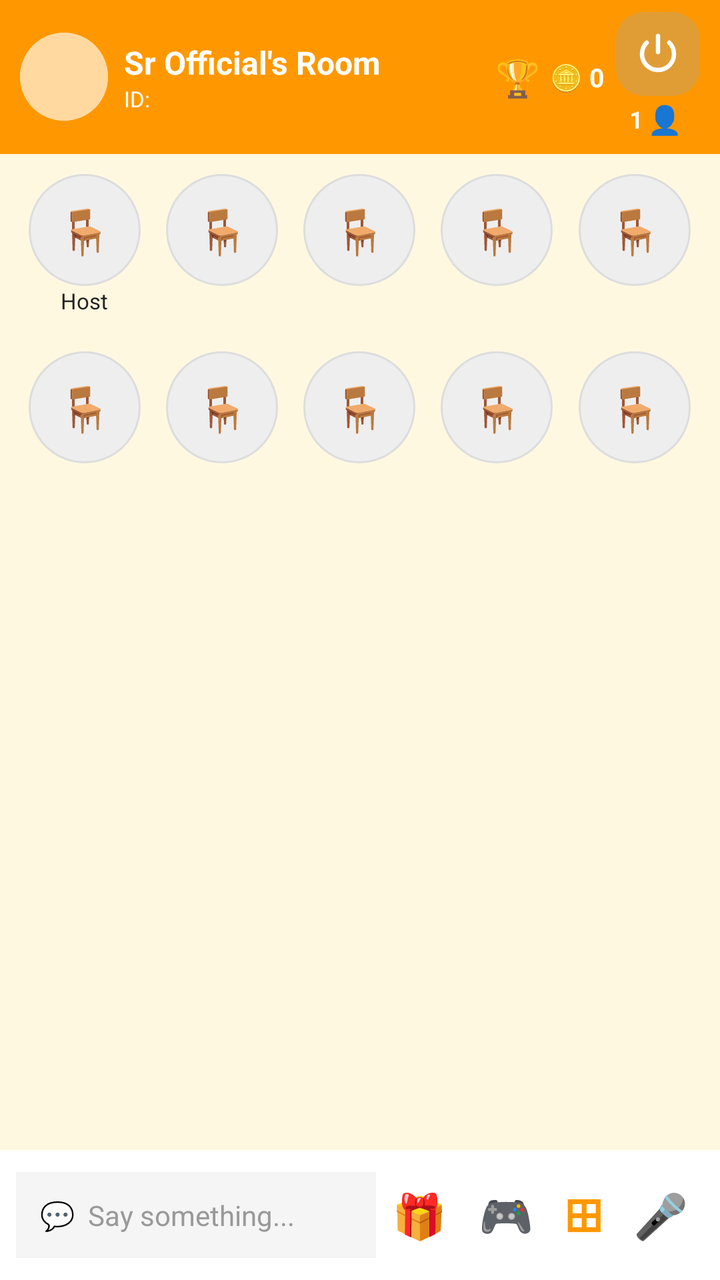
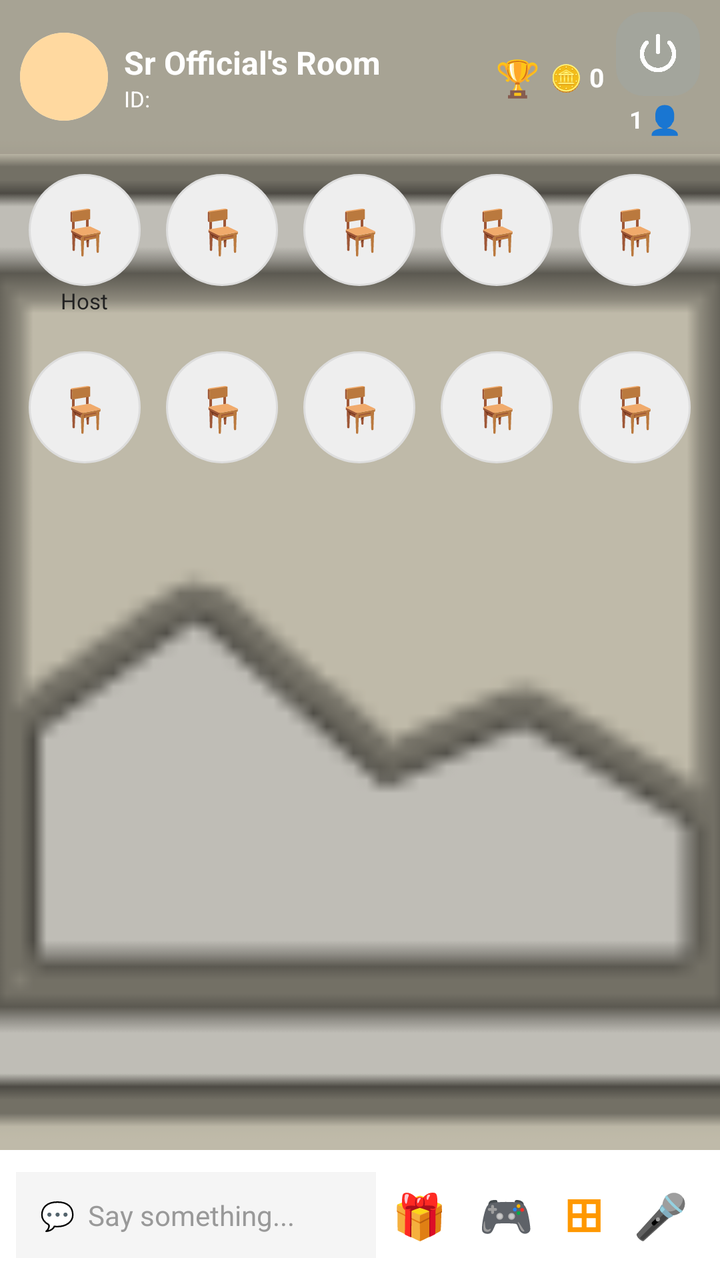

Before-and-after screenshots of an Android layout around one commit, followed by the original layout XML and the change that was made.
<!-- AndroidManifest.xml: activity theme Theme.SRVoiceChat -->
<!-- res/layout/activity_voice_room.xml -->
<?xml version="1.0" encoding="utf-8"?>
<LinearLayout xmlns:android="http://schemas.android.com/apk/res/android"
    xmlns:app="http://schemas.android.com/apk/res-auto"
    android:layout_width="match_parent"
    android:layout_height="match_parent"
    android:orientation="vertical"
    android:background="#FFF8E1">
    <LinearLayout android:layout_width="match_parent" android:layout_height="wrap_content" android:orientation="horizontal" android:gravity="center_vertical" android:background="#FF9800" android:paddingStart="10dp" android:paddingEnd="10dp" android:paddingTop="6dp" android:paddingBottom="6dp">
        <FrameLayout android:layout_width="44dp" android:layout_height="44dp">
            <androidx.cardview.widget.CardView android:layout_width="44dp" android:layout_height="44dp" app:cardCornerRadius="22dp" app:cardElevation="0dp">
                <ImageView android:id="@+id/roomHeaderProfileImg" android:layout_width="match_parent" android:layout_height="match_parent" android:scaleType="centerCrop" android:background="#FFD9A0" android:src="@mipmap/ic_launcher" />
            </androidx.cardview.widget.CardView>
            <ImageView android:id="@+id/roomHeaderHeadwearImg" android:layout_width="26dp" android:layout_height="26dp" android:layout_gravity="top|end" android:scaleType="centerCrop" android:visibility="gone" />
        </FrameLayout>
        <LinearLayout android:layout_width="0dp" android:layout_height="wrap_content" android:layout_weight="1" android:orientation="vertical" android:paddingStart="8dp">
            <TextView android:id="@+id/roomTitleText" android:layout_width="wrap_content" android:layout_height="wrap_content" android:text="Sr Official's Room" android:textColor="#FFFFFF" android:textSize="16sp" android:textStyle="bold" />
            <TextView android:id="@+id/roomInfoText" android:layout_width="wrap_content" android:layout_height="wrap_content" android:text="ID: " android:textColor="#FFFFFF" android:textSize="11sp" />
            <TextView android:id="@+id/tvRoomName" android:layout_width="wrap_content" android:layout_height="wrap_content" android:text="Voice Room" android:visibility="gone" />
            <TextView android:id="@+id/tvRoomId" android:layout_width="wrap_content" android:layout_height="wrap_content" android:text="Room ID: " android:visibility="gone" />
            <TextView android:id="@+id/tvMyIdInRoom" android:layout_width="wrap_content" android:layout_height="wrap_content" android:text="ID: " android:visibility="gone" />
        </LinearLayout>
        <TextView android:id="@+id/btnInRoomRanking" android:layout_width="wrap_content" android:layout_height="wrap_content" android:text="🏆" android:textSize="18sp" android:padding="3dp" />
        <TextView android:id="@+id/textRoomCoins" android:layout_width="wrap_content" android:layout_height="wrap_content" android:text="🪙 0" android:textColor="#FFFFFF" android:textSize="13sp" android:textStyle="bold" android:paddingStart="2dp" android:paddingEnd="6dp" />
        <LinearLayout android:layout_width="wrap_content" android:layout_height="wrap_content" android:orientation="vertical" android:gravity="center">
            <ImageButton
                android:id="@+id/btnPower"
                android:layout_width="42dp"
                android:layout_height="42dp"
                android:background="@drawable/bg_power_button"
                android:src="@drawable/ic_power_white"
                android:scaleType="centerInside"
                android:padding="9dp" />
            <LinearLayout android:layout_width="wrap_content" android:layout_height="wrap_content" android:orientation="horizontal" android:gravity="center_vertical">
                <TextView android:id="@+id/textOnlineCount" android:layout_width="wrap_content" android:layout_height="wrap_content" android:text="1" android:textColor="#FFFFFF" android:textSize="12sp" android:textStyle="bold" />
                <TextView android:id="@+id/btnOnlineList" android:layout_width="wrap_content" android:layout_height="wrap_content" android:text="👤" android:textSize="14sp" android:padding="2dp" />
            </LinearLayout>
        </LinearLayout>
    </LinearLayout>
    <TextView android:id="@+id/roomNoticeBarText" android:layout_width="match_parent" android:layout_height="wrap_content" android:visibility="gone" android:background="#FFF3CD" android:textColor="#3E2F00" android:textSize="13sp" android:padding="8dp" />
    <LinearLayout android:id="@+id/layoutOwnerTools" android:layout_width="match_parent" android:layout_height="wrap_content" android:orientation="horizontal" android:visibility="gone">
        <Button android:id="@+id/btnRoomSet" android:layout_width="0dp" android:layout_height="wrap_content" android:layout_weight="1" android:text="Room Set" />
        <Button android:id="@+id/btnRoomEdit" android:layout_width="0dp" android:layout_height="wrap_content" android:layout_weight="1" android:text="Edit Room" />
    </LinearLayout>
    <androidx.recyclerview.widget.RecyclerView android:id="@+id/rvOnline" android:layout_width="match_parent" android:layout_height="wrap_content" android:visibility="gone" />

    
    <LinearLayout android:layout_width="match_parent" android:layout_height="wrap_content" android:orientation="horizontal" android:weightSum="5" android:paddingTop="6dp" android:paddingStart="8dp" android:paddingEnd="8dp" android:paddingBottom="2dp">
        <LinearLayout android:id="@+id/seat_0" android:layout_width="0dp" android:layout_height="wrap_content" android:layout_weight="1" android:orientation="vertical" android:gravity="center" android:padding="4dp"><FrameLayout android:layout_width="56dp" android:layout_height="56dp" android:background="@drawable/circle_seat_bg"><ImageView android:id="@+id/seatImg_0" android:layout_width="match_parent" android:layout_height="match_parent" android:scaleType="centerCrop" android:visibility="gone" /><TextView android:id="@+id/seatLetter_0" android:layout_width="match_parent" android:layout_height="match_parent" android:gravity="center" android:text="🪑" android:textSize="22sp" android:textColor="#222222" /></FrameLayout><TextView android:layout_width="wrap_content" android:layout_height="wrap_content" android:text="Host" android:textSize="11sp" android:textColor="#222222" /></LinearLayout>
        <LinearLayout android:id="@+id/seat_1" android:layout_width="0dp" android:layout_height="wrap_content" android:layout_weight="1" android:orientation="vertical" android:gravity="center" android:padding="4dp"><FrameLayout android:layout_width="56dp" android:layout_height="56dp" android:background="@drawable/circle_seat_bg"><ImageView android:id="@+id/seatImg_1" android:layout_width="match_parent" android:layout_height="match_parent" android:scaleType="centerCrop" android:visibility="gone" /><TextView android:id="@+id/seatLetter_1" android:layout_width="match_parent" android:layout_height="match_parent" android:gravity="center" android:text="🪑" android:textSize="22sp" android:textColor="#222222" /></FrameLayout><TextView android:layout_width="wrap_content" android:layout_height="wrap_content" android:text="" android:textSize="11sp" android:textColor="#222222" /></LinearLayout>
        <LinearLayout android:id="@+id/seat_2" android:layout_width="0dp" android:layout_height="wrap_content" android:layout_weight="1" android:orientation="vertical" android:gravity="center" android:padding="4dp"><FrameLayout android:layout_width="56dp" android:layout_height="56dp" android:background="@drawable/circle_seat_bg"><ImageView android:id="@+id/seatImg_2" android:layout_width="match_parent" android:layout_height="match_parent" android:scaleType="centerCrop" android:visibility="gone" /><TextView android:id="@+id/seatLetter_2" android:layout_width="match_parent" android:layout_height="match_parent" android:gravity="center" android:text="🪑" android:textSize="22sp" android:textColor="#222222" /></FrameLayout><TextView android:layout_width="wrap_content" android:layout_height="wrap_content" android:text="" android:textSize="11sp" android:textColor="#222222" /></LinearLayout>
        <LinearLayout android:id="@+id/seat_3" android:layout_width="0dp" android:layout_height="wrap_content" android:layout_weight="1" android:orientation="vertical" android:gravity="center" android:padding="4dp"><FrameLayout android:layout_width="56dp" android:layout_height="56dp" android:background="@drawable/circle_seat_bg"><ImageView android:id="@+id/seatImg_3" android:layout_width="match_parent" android:layout_height="match_parent" android:scaleType="centerCrop" android:visibility="gone" /><TextView android:id="@+id/seatLetter_3" android:layout_width="match_parent" android:layout_height="match_parent" android:gravity="center" android:text="🪑" android:textSize="22sp" android:textColor="#222222" /></FrameLayout><TextView android:layout_width="wrap_content" android:layout_height="wrap_content" android:text="" android:textSize="11sp" android:textColor="#222222" /></LinearLayout>
        <LinearLayout android:id="@+id/seat_4" android:layout_width="0dp" android:layout_height="wrap_content" android:layout_weight="1" android:orientation="vertical" android:gravity="center" android:padding="4dp"><FrameLayout android:layout_width="56dp" android:layout_height="56dp" android:background="@drawable/circle_seat_bg"><ImageView android:id="@+id/seatImg_4" android:layout_width="match_parent" android:layout_height="match_parent" android:scaleType="centerCrop" android:visibility="gone" /><TextView android:id="@+id/seatLetter_4" android:layout_width="match_parent" android:layout_height="match_parent" android:gravity="center" android:text="🪑" android:textSize="22sp" android:textColor="#222222" /></FrameLayout><TextView android:layout_width="wrap_content" android:layout_height="wrap_content" android:text="" android:textSize="11sp" android:textColor="#222222" /></LinearLayout>
    </LinearLayout>

    
    <LinearLayout android:layout_width="match_parent" android:layout_height="wrap_content" android:orientation="horizontal" android:weightSum="5" android:padding="8dp">
        <LinearLayout android:id="@+id/seat_5" android:layout_width="0dp" android:layout_height="wrap_content" android:layout_weight="1" android:orientation="vertical" android:gravity="center" android:padding="4dp"><FrameLayout android:layout_width="56dp" android:layout_height="56dp" android:background="@drawable/circle_seat_bg"><ImageView android:id="@+id/seatImg_5" android:layout_width="match_parent" android:layout_height="match_parent" android:scaleType="centerCrop" android:visibility="gone" /><TextView android:id="@+id/seatLetter_5" android:layout_width="match_parent" android:layout_height="match_parent" android:gravity="center" android:text="🪑" android:textSize="22sp" android:textColor="#222222" /></FrameLayout><TextView android:layout_width="wrap_content" android:layout_height="wrap_content" android:text="" android:textSize="11sp" android:textColor="#222222" /></LinearLayout>
        <LinearLayout android:id="@+id/seat_6" android:layout_width="0dp" android:layout_height="wrap_content" android:layout_weight="1" android:orientation="vertical" android:gravity="center" android:padding="4dp"><FrameLayout android:layout_width="56dp" android:layout_height="56dp" android:background="@drawable/circle_seat_bg"><ImageView android:id="@+id/seatImg_6" android:layout_width="match_parent" android:layout_height="match_parent" android:scaleType="centerCrop" android:visibility="gone" /><TextView android:id="@+id/seatLetter_6" android:layout_width="match_parent" android:layout_height="match_parent" android:gravity="center" android:text="🪑" android:textSize="22sp" android:textColor="#222222" /></FrameLayout><TextView android:layout_width="wrap_content" android:layout_height="wrap_content" android:text="" android:textSize="11sp" android:textColor="#222222" /></LinearLayout>
        <LinearLayout android:id="@+id/seat_7" android:layout_width="0dp" android:layout_height="wrap_content" android:layout_weight="1" android:orientation="vertical" android:gravity="center" android:padding="4dp"><FrameLayout android:layout_width="56dp" android:layout_height="56dp" android:background="@drawable/circle_seat_bg"><ImageView android:id="@+id/seatImg_7" android:layout_width="match_parent" android:layout_height="match_parent" android:scaleType="centerCrop" android:visibility="gone" /><TextView android:id="@+id/seatLetter_7" android:layout_width="match_parent" android:layout_height="match_parent" android:gravity="center" android:text="🪑" android:textSize="22sp" android:textColor="#222222" /></FrameLayout><TextView android:layout_width="wrap_content" android:layout_height="wrap_content" android:text="" android:textSize="11sp" android:textColor="#222222" /></LinearLayout>
        <LinearLayout android:id="@+id/seat_8" android:layout_width="0dp" android:layout_height="wrap_content" android:layout_weight="1" android:orientation="vertical" android:gravity="center" android:padding="4dp"><FrameLayout android:layout_width="56dp" android:layout_height="56dp" android:background="@drawable/circle_seat_bg"><ImageView android:id="@+id/seatImg_8" android:layout_width="match_parent" android:layout_height="match_parent" android:scaleType="centerCrop" android:visibility="gone" /><TextView android:id="@+id/seatLetter_8" android:layout_width="match_parent" android:layout_height="match_parent" android:gravity="center" android:text="🪑" android:textSize="22sp" android:textColor="#222222" /></FrameLayout><TextView android:layout_width="wrap_content" android:layout_height="wrap_content" android:text="" android:textSize="11sp" android:textColor="#222222" /></LinearLayout>
        <LinearLayout android:id="@+id/seat_9" android:layout_width="0dp" android:layout_height="wrap_content" android:layout_weight="1" android:orientation="vertical" android:gravity="center" android:padding="4dp"><FrameLayout android:layout_width="56dp" android:layout_height="56dp" android:background="@drawable/circle_seat_bg"><ImageView android:id="@+id/seatImg_9" android:layout_width="match_parent" android:layout_height="match_parent" android:scaleType="centerCrop" android:visibility="gone" /><TextView android:id="@+id/seatLetter_9" android:layout_width="match_parent" android:layout_height="match_parent" android:gravity="center" android:text="🪑" android:textSize="22sp" android:textColor="#222222" /></FrameLayout><TextView android:layout_width="wrap_content" android:layout_height="wrap_content" android:text="" android:textSize="11sp" android:textColor="#222222" /></LinearLayout>
    </LinearLayout>

    <ScrollView android:id="@+id/chatScrollView" android:layout_width="match_parent" android:layout_height="0dp" android:layout_weight="1"><LinearLayout android:id="@+id/chatListContainer" android:layout_width="match_parent" android:layout_height="wrap_content" android:orientation="vertical" android:padding="8dp" /></ScrollView>
    <LinearLayout android:id="@+id/bottomBarContainer" android:layout_width="match_parent" android:layout_height="wrap_content" android:orientation="horizontal" android:gravity="center_vertical" android:background="#FFFFFF" android:padding="8dp">
        <TextView android:id="@+id/btnOpenChat" android:layout_width="0dp" android:layout_height="wrap_content" android:layout_weight="1" android:text="💬  Say something..." android:textColor="#999999" android:textSize="14sp" android:background="#F5F5F5" android:padding="12dp" />
        <TextView android:id="@+id/btnGiftBox" android:layout_width="wrap_content" android:layout_height="wrap_content" android:text="🎁" android:textSize="22sp" android:padding="8dp" />
        <TextView android:id="@+id/btnGame" android:layout_width="wrap_content" android:layout_height="wrap_content" android:text="🎮" android:textSize="22sp" android:padding="8dp" />
        <TextView android:id="@+id/btnRoomTools" android:layout_width="wrap_content" android:layout_height="wrap_content" android:text="⊞" android:textSize="24sp" android:textColor="#FF9800" android:textStyle="bold" android:padding="8dp" />
        <TextView android:id="@+id/btnMicToggle" android:layout_width="wrap_content" android:layout_height="wrap_content" android:text="🎤" android:textSize="22sp" android:padding="8dp" />
    </LinearLayout>
    <LinearLayout android:id="@+id/chatPopupBar" android:layout_width="match_parent" android:layout_height="wrap_content" android:orientation="horizontal" android:gravity="center_vertical" android:visibility="gone" android:background="#FFFFFF" android:padding="8dp">
        <EditText android:id="@+id/inputChatMessage" android:layout_width="0dp" android:layout_height="wrap_content" android:layout_weight="1" android:hint="Type message..." android:textSize="14sp" android:background="#F5F5F5" android:padding="12dp" />
        <TextView android:id="@+id/btnChatOption" android:layout_width="wrap_content" android:layout_height="wrap_content" android:text="Send" android:textColor="#FFFFFF" android:textStyle="bold" android:background="#FF9800" android:padding="12dp" />
    </LinearLayout>
</LinearLayout>
<!-- resources referenced by this layout -->
<resources>
  <!-- drawable bg_power_button (drawable) -->
  <?xml version="1.0" encoding="utf-8"?>
  <shape xmlns:android="http://schemas.android.com/apk/res/android"
      android:shape="rectangle">
      <corners android:radius="14dp" />
      <solid android:color="#4D9AAAB0" />
  </shape>
  <!-- drawable circle_seat_bg (drawable) -->
  <?xml version="1.0" encoding="utf-8"?>
  <shape xmlns:android="http://schemas.android.com/apk/res/android"
      android:shape="oval">
  
      <solid android:color="#EEEEEE" />
  
      <stroke
          android:width="1dp"
          android:color="#DDDDDD" />
  
      <size
          android:width="56dp"
          android:height="56dp" />
  
  </shape>
  <!-- drawable ic_power_white (drawable) -->
  <?xml version="1.0" encoding="utf-8"?>
  <vector xmlns:android="http://schemas.android.com/apk/res/android"
      android:width="24dp"
      android:height="24dp"
      android:viewportWidth="24"
      android:viewportHeight="24">
      <path
          android:strokeColor="#FFFFFF"
          android:strokeWidth="2.2"
          android:strokeLineCap="round"
          android:pathData="M12,3 L12,11" />
      <path
          android:fillColor="#00000000"
          android:strokeColor="#FFFFFF"
          android:strokeWidth="2.2"
          android:strokeLineCap="round"
          android:pathData="M17.66,6.34 A8,8 0 1,1 6.34,6.34" />
  </vector>
  <!-- mipmap ic_launcher (mipmap-anydpi-v26) -->
  <?xml version="1.0" encoding="utf-8"?>
  <adaptive-icon xmlns:android="http://schemas.android.com/apk/res/android">
      <background android:drawable="@color/ic_launcher_background" />
      <foreground android:drawable="@drawable/ic_launcher_foreground" />
  </adaptive-icon>
  <style name="Theme.SRVoiceChat" parent="Theme.Material3.DayNight.NoActionBar">
          <item name="colorPrimary">#FF4081</item>
          <item name="android:statusBarColor">#FF4081</item>
          <item name="android:windowLightStatusBar">true</item>
      </style>
  <color name="ic_launcher_background">#FF4081</color>
  <!-- drawable ic_launcher_foreground (drawable) -->
  <?xml version="1.0" encoding="utf-8"?>
  <vector xmlns:android="http://schemas.android.com/apk/res/android"
      android:width="108dp"
      android:height="108dp"
      android:viewportWidth="108"
      android:viewportHeight="108">
      <path
          android:fillColor="#FF4081"
          android:pathData="M54,54m-48,0a48,48 0,1 1,96 0a48,48 0,1 1,-96 0" />
      <path
          android:fillColor="#FFFFFF"
          android:pathData="M54,30c-6.6,0 -12,5.4 -12,12v14c0,6.6 5.4,12 12,12s12,-5.4 12,-12V42c0,-6.6 -5.4,-12 -12,-12z" />
      <path
          android:fillColor="#FFFFFF"
          android:pathData="M32,56c0,12.1 9.9,22 22,22s22,-9.9 22,-22h-6c0,8.8 -7.2,16 -16,16s-16,-7.2 -16,-16h-6z" />
      <path
          android:fillColor="#FFFFFF"
          android:pathData="M54,76v10h0c-1.1,0 -2,0.9 -2,2s0.9,2 2,2s2,-0.9 2,-2V76h-2z" />
  </vector>
</resources>

<!-- the commit's change to res/layout/activity_voice_room.xml (unified diff, before → after) -->
@@ -1,11 +1,29 @@
 <?xml version="1.0" encoding="utf-8"?>
-<LinearLayout xmlns:android="http://schemas.android.com/apk/res/android"
+<FrameLayout xmlns:android="http://schemas.android.com/apk/res/android"
     xmlns:app="http://schemas.android.com/apk/res-auto"
     android:layout_width="match_parent"
+    android:layout_height="match_parent">
+
+    
+    <ImageView
+        android:id="@+id/imgRoomBackground"
+        android:layout_width="match_parent"
+        android:layout_height="match_parent"
+        android:scaleType="centerCrop"
+        android:background="#FFF8E1"
+        android:src="@android:drawable/ic_menu_gallery" />
+
+    
+    <View
+        android:layout_width="match_parent"
+        android:layout_height="match_parent"
+        android:background="#40000000" />
+
+<LinearLayout
+    android:layout_width="match_parent"
     android:layout_height="match_parent"
-    android:orientation="vertical"
-    android:background="#FFF8E1">
-    <LinearLayout android:layout_width="match_parent" android:layout_height="wrap_content" android:orientation="horizontal" android:gravity="center_vertical" android:background="#FF9800" android:paddingStart="10dp" android:paddingEnd="10dp" android:paddingTop="6dp" android:paddingBottom="6dp">
+    android:orientation="vertical">
+    <LinearLayout android:layout_width="match_parent" android:layout_height="wrap_content" android:orientation="horizontal" android:gravity="center_vertical" android:background="#20000000" android:paddingStart="10dp" android:paddingEnd="10dp" android:paddingTop="6dp" android:paddingBottom="6dp">
         <FrameLayout android:layout_width="44dp" android:layout_height="44dp">
             <androidx.cardview.widget.CardView android:layout_width="44dp" android:layout_height="44dp" app:cardCornerRadius="22dp" app:cardElevation="0dp">
                 <ImageView android:id="@+id/roomHeaderProfileImg" android:layout_width="match_parent" android:layout_height="match_parent" android:scaleType="centerCrop" android:background="#FFD9A0" android:src="@mipmap/ic_launcher" />
@@ -74,3 +92,4 @@
         <TextView android:id="@+id/btnChatOption" android:layout_width="wrap_content" android:layout_height="wrap_content" android:text="Send" android:textColor="#FFFFFF" android:textStyle="bold" android:background="#FF9800" android:padding="12dp" />
     </LinearLayout>
 </LinearLayout>
+</FrameLayout>
